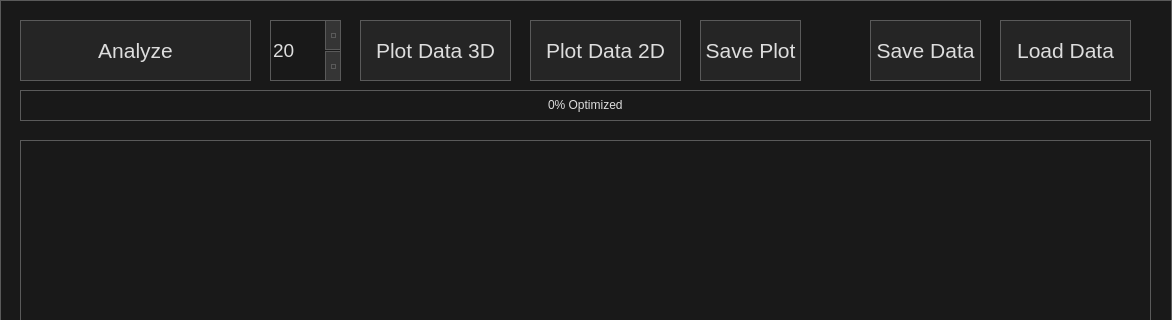
This is src/sym_trap.ui in ajensen1234/JTML as Qt 5 draws it before an edit; both pictures show x 0 to 1172 and y 0 to 320 of the 1172 by 789 pixel window. The edited form follows.
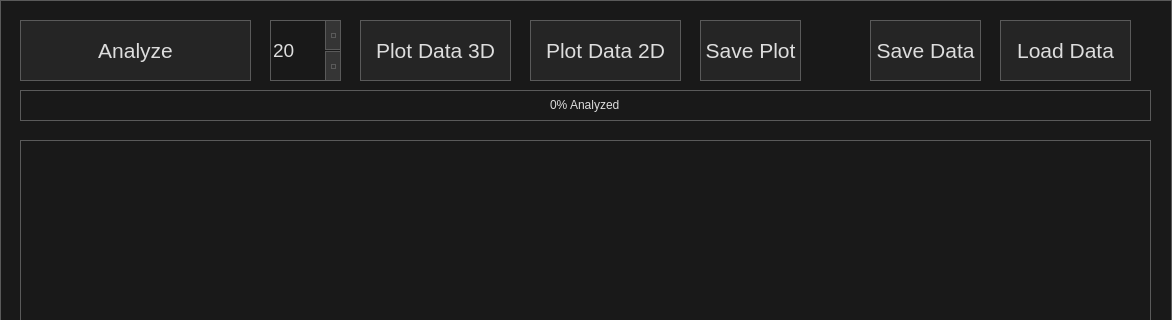
This is the edited form.

The edit to the form file:
```diff
--- a/src/sym_trap.ui
+++ b/src/sym_trap.ui
@@ -528,7 +528,7 @@
     <number>0</number>
    </property>
    <property name="format">
-    <string>%p% Optimized</string>
+    <string>%p% Analyzed</string>
    </property>
   </widget>
   <widget class="QPushButton" name="save_plot">
```
